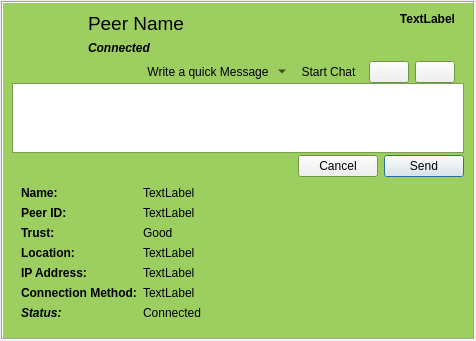
Old version of the form retroshare-gui/src/gui/feeds/PeerItem.ui in the repository RetroShare/RetroShare.
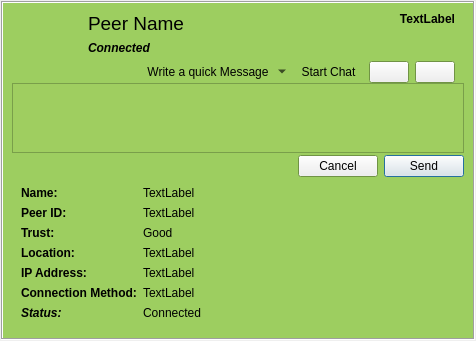
New version of the form. Icons and pictures are not drawn. Custom widgets are drawn as their Qt base class.

Commit message: Fixed colors of feed items in RSFeedWidget without style sheet

```diff
--- a/retroshare-gui/src/gui/feeds/PeerItem.ui
+++ b/retroshare-gui/src/gui/feeds/PeerItem.ui
@@ -34,6 +34,15 @@
      <property name="palette">
       <palette>
        <active>
+        <colorrole role="Base">
+         <brush brushstyle="SolidPattern">
+          <color alpha="255">
+           <red>159</red>
+           <green>206</green>
+           <blue>96</blue>
+          </color>
+         </brush>
+        </colorrole>
         <colorrole role="Window">
          <brush brushstyle="SolidPattern">
           <color alpha="255">
@@ -45,6 +54,15 @@
         </colorrole>
        </active>
        <inactive>
+        <colorrole role="Base">
+         <brush brushstyle="SolidPattern">
+          <color alpha="255">
+           <red>159</red>
+           <green>206</green>
+           <blue>96</blue>
+          </color>
+         </brush>
+        </colorrole>
         <colorrole role="Window">
          <brush brushstyle="SolidPattern">
           <color alpha="255">
@@ -56,6 +74,15 @@
         </colorrole>
        </inactive>
        <disabled>
+        <colorrole role="Base">
+         <brush brushstyle="SolidPattern">
+          <color alpha="255">
+           <red>240</red>
+           <green>240</green>
+           <blue>240</blue>
+          </color>
+         </brush>
+        </colorrole>
         <colorrole role="Window">
          <brush brushstyle="SolidPattern">
           <color alpha="255">
```
The commit also changes 3 other files.
